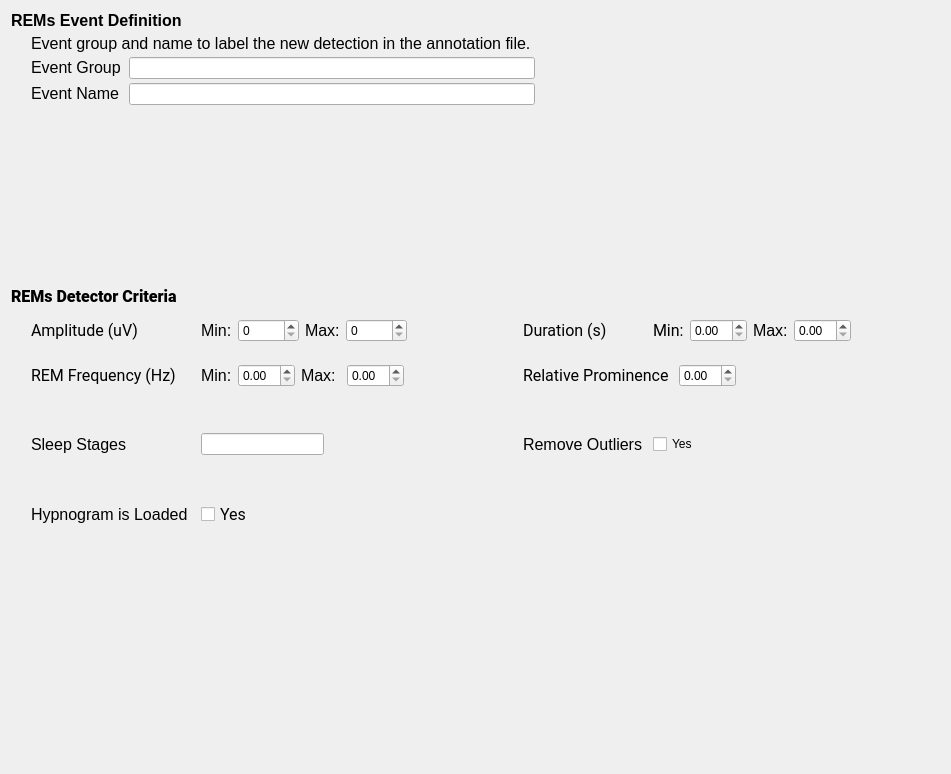
Above: tools/CEAMSTools/DetectREMsYASA/DetectorStep/Ui_DetectorStep.ui from SnoozToolbox/snooz-package-ceams before the change. Below: the same form after it.
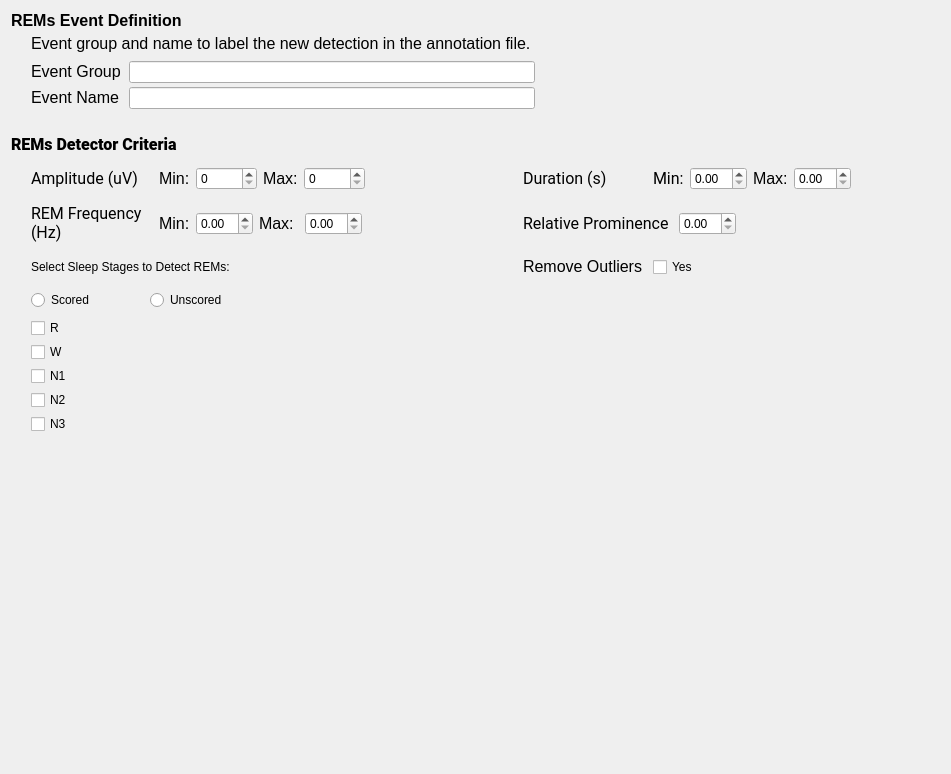
That is the form after the change.

Commit message: DetectREMsYASA steps have been modified to be compatible with the new mini-epoch feature.

The edit to the form file:
```diff
--- a/tools/CEAMSTools/DetectREMsYASA/DetectorStep/Ui_DetectorStep.ui
+++ b/tools/CEAMSTools/DetectREMsYASA/DetectorStep/Ui_DetectorStep.ui
@@ -22,9 +22,177 @@
      <property name="spacing">
       <number>4</number>
      </property>
-     <item row="6" column="0" colspan="4">
+     <item row="1" column="0">
+      <widget class="QLabel" name="label_19">
+       <property name="text">
+        <string>&lt;html&gt;&lt;head/&gt;&lt;body&gt;&lt;p&gt;&lt;span style=&quot; font-size:12pt; font-weight:700;&quot;&gt;REMs Event Definition&lt;/span&gt;&lt;/p&gt;&lt;/body&gt;&lt;/html&gt;</string>
+       </property>
+      </widget>
+     </item>
+     <item row="4" column="0" colspan="2">
+      <widget class="QLabel" name="label">
+       <property name="maximumSize">
+        <size>
+         <width>16777215</width>
+         <height>16777215</height>
+        </size>
+       </property>
+       <property name="font">
+        <font>
+         <family>Roboto</family>
+         <pointsize>12</pointsize>
+         <italic>false</italic>
+         <bold>false</bold>
+        </font>
+       </property>
+       <property name="lineWidth">
+        <number>0</number>
+       </property>
+       <property name="text">
+        <string>&lt;html&gt;&lt;head/&gt;&lt;body&gt;&lt;p&gt;&lt;span style=&quot; font-size:12pt; font-weight:700;&quot;&gt;REMs Detector Criteria&lt;/span&gt;&lt;/p&gt;&lt;/body&gt;&lt;/html&gt;</string>
+       </property>
+       <property name="wordWrap">
+        <bool>true</bool>
+       </property>
+      </widget>
+     </item>
+     <item row="4" column="2">
+      <widget class="QFrame" name="frame_6">
+       <property name="frameShape">
+        <enum>QFrame::Shape::NoFrame</enum>
+       </property>
+       <property name="frameShadow">
+        <enum>QFrame::Shadow::Raised</enum>
+       </property>
+       <property name="lineWidth">
+        <number>0</number>
+       </property>
+       <layout class="QHBoxLayout" name="horizontalLayout_6"/>
+      </widget>
+     </item>
+     <item row="17" column="0" colspan="4">
+      <layout class="QGridLayout" name="gridLayout_7">
+       <item row="0" column="0">
+        <spacer name="verticalSpacer_5">
+         <property name="orientation">
+          <enum>Qt::Orientation::Vertical</enum>
+         </property>
+         <property name="sizeHint" stdset="0">
+          <size>
+           <width>20</width>
+           <height>40</height>
+          </size>
+         </property>
+        </spacer>
+       </item>
+      </layout>
+     </item>
+     <item row="2" column="0" colspan="4">
+      <layout class="QGridLayout" name="gridLayout_4">
+       <item row="2" column="3">
+        <widget class="QLineEdit" name="lineEdit"/>
+       </item>
+       <item row="2" column="1">
+        <widget class="QLabel" name="label_15">
+         <property name="lineWidth">
+          <number>-3</number>
+         </property>
+         <property name="text">
+          <string>&lt;html&gt;&lt;head/&gt;&lt;body&gt;&lt;p&gt;&lt;span style=&quot; font-size:12pt;&quot;&gt;Event Group&lt;/span&gt;&lt;/p&gt;&lt;/body&gt;&lt;/html&gt;</string>
+         </property>
+        </widget>
+       </item>
+       <item row="2" column="4">
+        <spacer name="horizontalSpacer_6">
+         <property name="orientation">
+          <enum>Qt::Orientation::Horizontal</enum>
+         </property>
+         <property name="sizeHint" stdset="0">
+          <size>
+           <width>40</width>
+           <height>20</height>
+          </size>
+         </property>
+        </spacer>
+       </item>
+       <item row="0" column="1" colspan="3">
+        <widget class="QLabel" name="label_20">
+         <property name="text">
+          <string>&lt;html&gt;&lt;head/&gt;&lt;body&gt;&lt;p&gt;&lt;span style=&quot; font-size:12pt;&quot;&gt;Event group and name to label the new detection in the annotation file.&lt;/span&gt;&lt;/p&gt;&lt;/body&gt;&lt;/html&gt;</string>
+         </property>
+        </widget>
+       </item>
+       <item row="3" column="1">
+        <widget class="QLabel" name="label_9">
+         <property name="maximumSize">
+          <size>
+           <width>16777215</width>
+           <height>16777215</height>
+          </size>
+         </property>
+         <property name="lineWidth">
+          <number>0</number>
+         </property>
+         <property name="text">
+          <string>&lt;html&gt;&lt;head/&gt;&lt;body&gt;&lt;p&gt;&lt;span style=&quot; font-size:12pt;&quot;&gt;Event Name&lt;/span&gt;&lt;/p&gt;&lt;/body&gt;&lt;/html&gt;</string>
+         </property>
+        </widget>
+       </item>
+       <item row="3" column="3">
+        <widget class="QLineEdit" name="lineEdit_2"/>
+       </item>
+       <item row="0" column="0" rowspan="4">
+        <spacer name="verticalSpacer">
+         <property name="orientation">
+          <enum>Qt::Orientation::Vertical</enum>
+         </property>
+         <property name="sizeHint" stdset="0">
+          <size>
+           <width>20</width>
+           <height>40</height>
+          </size>
+         </property>
+        </spacer>
+       </item>
+      </layout>
+     </item>
+     <item row="3" column="2">
+      <widget class="QFrame" name="frame_7">
+       <property name="frameShape">
+        <enum>QFrame::Shape::NoFrame</enum>
+       </property>
+       <property name="frameShadow">
+        <enum>QFrame::Shadow::Raised</enum>
+       </property>
+       <property name="lineWidth">
+        <number>0</number>
+       </property>
+       <layout class="QHBoxLayout" name="horizontalLayout_7"/>
+      </widget>
+     </item>
+     <item row="5" column="0" colspan="4">
       <layout class="QGridLayout" name="gridLayout_5">
-       <item row="0" column="3">
+       <item row="9" column="1">
+        <widget class="QCheckBox" name="checkBox_N3">
+         <property name="text">
+          <string>N3</string>
+         </property>
+        </widget>
+       </item>
+       <item row="0" column="0" rowspan="11">
+        <spacer name="verticalSpacer_2">
+         <property name="orientation">
+          <enum>Qt::Orientation::Vertical</enum>
+         </property>
+         <property name="sizeHint" stdset="0">
+          <size>
+           <width>20</width>
+           <height>40</height>
+          </size>
+         </property>
+        </spacer>
+       </item>
+       <item row="0" column="4">
         <spacer name="horizontalSpacer_3">
          <property name="orientation">
           <enum>Qt::Orientation::Horizontal</enum>
@@ -37,8 +205,8 @@
          </property>
         </spacer>
        </item>
-       <item row="2" column="2">
-        <widget class="QFrame" name="frame_8">
+       <item row="2" column="5">
+        <widget class="QFrame" name="frame_5">
          <property name="frameShape">
           <enum>QFrame::Shape::NoFrame</enum>
          </property>
@@ -48,12 +216,29 @@
          <property name="lineWidth">
           <number>0</number>
          </property>
-         <layout class="QHBoxLayout" name="horizontalLayout_8">
+         <layout class="QHBoxLayout" name="horizontalLayout_5">
           <item>
-           <widget class="QLineEdit" name="lineEdit_3"/>
+           <widget class="QLabel" name="label_7">
+            <property name="lineWidth">
+             <number>0</number>
+            </property>
+            <property name="text">
+             <string>&lt;html&gt;&lt;head/&gt;&lt;body&gt;&lt;p&gt;&lt;span style=&quot; font-size:12pt;&quot;&gt;Remove Outliers     &lt;/span&gt;&lt;/p&gt;&lt;/body&gt;&lt;/html&gt;</string>
+            </property>
+           </widget>
           </item>
           <item>
-           <spacer name="horizontalSpacer_2">
+           <widget class="QCheckBox" name="checkBox">
+            <property name="styleSheet">
+             <string notr="true">font: 12pt &quot;Roboto&quot;;</string>
+            </property>
+            <property name="text">
+             <string>Yes</string>
+            </property>
+           </widget>
+          </item>
+          <item>
+           <spacer name="horizontalSpacer_4">
             <property name="orientation">
              <enum>Qt::Orientation::Horizontal</enum>
             </property>
@@ -68,7 +253,7 @@
          </layout>
         </widget>
        </item>
-       <item row="3" column="2">
+       <item row="10" column="3">
         <widget class="QFrame" name="frame_9">
          <property name="frameShape">
           <enum>QFrame::Shape::NoFrame</enum>
@@ -79,29 +264,17 @@
          <property name="lineWidth">
           <number>0</number>
          </property>
-         <layout class="QHBoxLayout" name="horizontalLayout_9">
-          <item>
-           <widget class="QCheckBox" name="checkBox_2">
-            <property name="font">
-             <font>
-              <family>Roboto</family>
-              <pointsize>12</pointsize>
-              <italic>false</italic>
-              <bold>false</bold>
-             </font>
-            </property>
-            <property name="styleSheet">
-             <string notr="true">font: 12pt &quot;Roboto&quot;;</string>
-            </property>
+         <layout class="QHBoxLayout" name="horizontalLayout_9"/>
+        </widget>
+       </item>
+       <item row="7" column="1">
+        <widget class="QCheckBox" name="checkBox_N1">
             <property name="text">
-             <string>Yes</string>
+          <string>N1</string>
             </property>
            </widget>
           </item>
-         </layout>
-        </widget>
-       </item>
-       <item row="0" column="4">
+       <item row="0" column="5">
         <widget class="QFrame" name="frame_2">
          <property name="frameShape">
           <enum>QFrame::Shape::NoFrame</enum>
@@ -215,102 +388,28 @@
          </layout>
         </widget>
        </item>
-       <item row="2" column="4">
-        <widget class="QFrame" name="frame_5">
-         <property name="frameShape">
-          <enum>QFrame::Shape::NoFrame</enum>
-         </property>
-         <property name="frameShadow">
-          <enum>QFrame::Shadow::Raised</enum>
-         </property>
-         <property name="lineWidth">
-          <number>0</number>
-         </property>
-         <layout class="QHBoxLayout" name="horizontalLayout_5">
-          <item>
-           <widget class="QLabel" name="label_7">
-            <property name="lineWidth">
-             <number>0</number>
-            </property>
+       <item row="3" column="3">
+        <widget class="QRadioButton" name="radioButton_unscored">
             <property name="text">
-             <string>&lt;html&gt;&lt;head/&gt;&lt;body&gt;&lt;p&gt;&lt;span style=&quot; font-size:12pt;&quot;&gt;Remove Outliers     &lt;/span&gt;&lt;/p&gt;&lt;/body&gt;&lt;/html&gt;</string>
+          <string>Unscored</string>
             </property>
            </widget>
           </item>
-          <item>
-           <widget class="QCheckBox" name="checkBox">
-            <property name="styleSheet">
-             <string notr="true">font: 12pt &quot;Roboto&quot;;</string>
-            </property>
+       <item row="10" column="4">
+        <widget class="QLabel" name="label_22">
             <property name="text">
-             <string>Yes</string>
+          <string/>
             </property>
            </widget>
           </item>
-          <item>
-           <spacer name="horizontalSpacer_4">
-            <property name="orientation">
-             <enum>Qt::Orientation::Horizontal</enum>
-            </property>
-            <property name="sizeHint" stdset="0">
-             <size>
-              <width>40</width>
-              <height>20</height>
-             </size>
-            </property>
-           </spacer>
-          </item>
-         </layout>
-        </widget>
-       </item>
-       <item row="1" column="1">
-        <widget class="QLabel" name="label_3">
-         <property name="maximumSize">
-          <size>
-           <width>16777215</width>
-           <height>16777215</height>
-          </size>
-         </property>
-         <property name="font">
-          <font>
-           <family>Roboto</family>
-           <pointsize>12</pointsize>
-           <italic>false</italic>
-           <bold>false</bold>
-          </font>
-         </property>
-         <property name="lineWidth">
-          <number>0</number>
-         </property>
+       <item row="5" column="1">
+        <widget class="QCheckBox" name="checkBox_R">
          <property name="text">
-          <string>&lt;html&gt;&lt;head/&gt;&lt;body&gt;&lt;p&gt;&lt;span style=&quot; font-size:12pt;&quot;&gt;REM Frequency (Hz)&lt;/span&gt;&lt;/p&gt;&lt;/body&gt;&lt;/html&gt;</string>
+          <string>R</string>
          </property>
-         <property name="wordWrap">
-          <bool>true</bool>
-         </property>
         </widget>
        </item>
-       <item row="3" column="1">
-        <widget class="QLabel" name="label_6">
-         <property name="text">
-          <string>&lt;html&gt;&lt;head/&gt;&lt;body&gt;&lt;p&gt;&lt;span style=&quot; font-size:12pt;&quot;&gt;Hypnogram is Loaded&lt;/span&gt;&lt;/p&gt;&lt;/body&gt;&lt;/html&gt;</string>
-         </property>
-        </widget>
-       </item>
-       <item row="1" column="3">
-        <spacer name="horizontalSpacer">
-         <property name="orientation">
-          <enum>Qt::Orientation::Horizontal</enum>
-         </property>
-         <property name="sizeHint" stdset="0">
-          <size>
-           <width>40</width>
-           <height>20</height>
-          </size>
-         </property>
-        </spacer>
-       </item>
-       <item row="1" column="4">
+       <item row="1" column="5">
         <widget class="QFrame" name="frame_4">
          <property name="frameShape">
           <enum>QFrame::Shape::NoFrame</enum>
@@ -369,7 +468,7 @@
          </layout>
         </widget>
        </item>
-       <item row="0" column="2">
+       <item row="0" column="3">
         <widget class="QFrame" name="frame">
          <property name="frameShape">
           <enum>QFrame::Shape::NoFrame</enum>
@@ -425,31 +524,34 @@
          </layout>
         </widget>
        </item>
-       <item row="2" column="0">
-        <spacer name="verticalSpacer_2">
+       <item row="3" column="1">
+        <widget class="QRadioButton" name="radioButton_scored">
+         <property name="text">
+          <string>Scored</string>
+         </property>
+        </widget>
+       </item>
+       <item row="1" column="4">
+        <spacer name="horizontalSpacer">
          <property name="orientation">
-          <enum>Qt::Orientation::Vertical</enum>
+          <enum>Qt::Orientation::Horizontal</enum>
          </property>
          <property name="sizeHint" stdset="0">
           <size>
-           <width>20</width>
-           <height>40</height>
+           <width>40</width>
+           <height>20</height>
           </size>
          </property>
         </spacer>
        </item>
-       <item row="2" column="1">
-        <widget class="QLabel" name="label_16">
-         <property name="lineWidth">
-          <number>0</number>
+       <item row="1" column="1">
+        <widget class="QLabel" name="label_3">
+         <property name="maximumSize">
+          <size>
+           <width>16777215</width>
+           <height>16777215</height>
+          </size>
          </property>
-         <property name="text">
-          <string>&lt;html&gt;&lt;head/&gt;&lt;body&gt;&lt;p&gt;&lt;span style=&quot; font-size:12pt;&quot;&gt;Sleep Stages&lt;/span&gt;&lt;/p&gt;&lt;/body&gt;&lt;/html&gt;</string>
-         </property>
-        </widget>
-       </item>
-       <item row="0" column="1">
-        <widget class="QLabel" name="label_8">
          <property name="font">
           <font>
            <family>Roboto</family>
@@ -462,18 +564,21 @@
           <number>0</number>
          </property>
          <property name="text">
-          <string>&lt;html&gt;&lt;head/&gt;&lt;body&gt;&lt;p&gt;&lt;span style=&quot; font-size:12pt;&quot;&gt;Amplitude (uV)&lt;/span&gt;&lt;/p&gt;&lt;/body&gt;&lt;/html&gt;</string>
+          <string>&lt;html&gt;&lt;head/&gt;&lt;body&gt;&lt;p&gt;&lt;span style=&quot; font-size:12pt;&quot;&gt;REM Frequency (Hz)&lt;/span&gt;&lt;/p&gt;&lt;/body&gt;&lt;/html&gt;</string>
+         </property>
+         <property name="wordWrap">
+          <bool>true</bool>
          </property>
         </widget>
        </item>
-       <item row="3" column="3">
-        <widget class="QLabel" name="label_22">
+       <item row="8" column="1">
+        <widget class="QCheckBox" name="checkBox_N2">
          <property name="text">
-          <string/>
+          <string>N2</string>
          </property>
         </widget>
        </item>
-       <item row="1" column="2">
+       <item row="1" column="3">
         <widget class="QFrame" name="frame_3">
          <property name="frameShape">
           <enum>QFrame::Shape::NoFrame</enum>
@@ -529,16 +634,15 @@
          </layout>
         </widget>
        </item>
-      </layout>
-     </item>
-     <item row="5" column="0" colspan="2">
-      <widget class="QLabel" name="label">
-       <property name="maximumSize">
-        <size>
-         <width>16777215</width>
-         <height>16777215</height>
-        </size>
-       </property>
+       <item row="2" column="1" colspan="3">
+        <widget class="QLabel" name="label_6">
+         <property name="text">
+          <string>Select Sleep Stages to Detect REMs:</string>
+         </property>
+        </widget>
+       </item>
+       <item row="0" column="1">
+        <widget class="QLabel" name="label_8">
        <property name="font">
         <font>
          <family>Roboto</family>
@@ -551,131 +655,16 @@
         <number>0</number>
        </property>
        <property name="text">
-        <string>&lt;html&gt;&lt;head/&gt;&lt;body&gt;&lt;p&gt;&lt;span style=&quot; font-size:12pt; font-weight:700;&quot;&gt;REMs Detector Criteria&lt;/span&gt;&lt;/p&gt;&lt;/body&gt;&lt;/html&gt;</string>
-       </property>
-       <property name="wordWrap">
-        <bool>true</bool>
-       </property>
-      </widget>
-     </item>
-     <item row="4" column="2">
-      <widget class="QFrame" name="frame_7">
-       <property name="frameShape">
-        <enum>QFrame::Shape::NoFrame</enum>
-       </property>
-       <property name="frameShadow">
-        <enum>QFrame::Shadow::Raised</enum>
-       </property>
-       <property name="lineWidth">
-        <number>0</number>
-       </property>
-       <layout class="QHBoxLayout" name="horizontalLayout_7"/>
-      </widget>
-     </item>
-     <item row="5" column="2">
-      <widget class="QFrame" name="frame_6">
-       <property name="frameShape">
-        <enum>QFrame::Shape::NoFrame</enum>
-       </property>
-       <property name="frameShadow">
-        <enum>QFrame::Shadow::Raised</enum>
-       </property>
-       <property name="lineWidth">
-        <number>0</number>
-       </property>
-       <layout class="QHBoxLayout" name="horizontalLayout_6"/>
-      </widget>
-     </item>
-     <item row="1" column="0">
-      <widget class="QLabel" name="label_19">
+          <string>&lt;html&gt;&lt;head/&gt;&lt;body&gt;&lt;p&gt;&lt;span style=&quot; font-size:12pt;&quot;&gt;Amplitude (uV)&lt;/span&gt;&lt;/p&gt;&lt;/body&gt;&lt;/html&gt;</string>
+         </property>
+        </widget>
+       </item>
+       <item row="6" column="1">
+        <widget class="QCheckBox" name="checkBox_W">
        <property name="text">
-        <string>&lt;html&gt;&lt;head/&gt;&lt;body&gt;&lt;p&gt;&lt;span style=&quot; font-size:12pt; font-weight:700;&quot;&gt;REMs Event Definition&lt;/span&gt;&lt;/p&gt;&lt;/body&gt;&lt;/html&gt;</string>
-       </property>
-      </widget>
-     </item>
-     <item row="18" column="0" colspan="4">
-      <layout class="QGridLayout" name="gridLayout_7">
-       <item row="0" column="0">
-        <spacer name="verticalSpacer_5">
-         <property name="orientation">
-          <enum>Qt::Orientation::Vertical</enum>
-         </property>
-         <property name="sizeHint" stdset="0">
-          <size>
-           <width>20</width>
-           <height>40</height>
-          </size>
-         </property>
-        </spacer>
-       </item>
-      </layout>
-     </item>
-     <item row="2" column="0" colspan="4">
-      <layout class="QGridLayout" name="gridLayout_4">
-       <item row="2" column="3">
-        <widget class="QLineEdit" name="lineEdit"/>
-       </item>
-       <item row="2" column="1">
-        <widget class="QLabel" name="label_15">
-         <property name="lineWidth">
-          <number>-3</number>
-         </property>
-         <property name="text">
-          <string>&lt;html&gt;&lt;head/&gt;&lt;body&gt;&lt;p&gt;&lt;span style=&quot; font-size:12pt;&quot;&gt;Event Group&lt;/span&gt;&lt;/p&gt;&lt;/body&gt;&lt;/html&gt;</string>
-         </property>
-        </widget>
-       </item>
-       <item row="2" column="4">
-        <spacer name="horizontalSpacer_6">
-         <property name="orientation">
-          <enum>Qt::Orientation::Horizontal</enum>
-         </property>
-         <property name="sizeHint" stdset="0">
-          <size>
-           <width>40</width>
-           <height>20</height>
-          </size>
-         </property>
-        </spacer>
-       </item>
-       <item row="3" column="3">
-        <widget class="QLineEdit" name="lineEdit_2"/>
-       </item>
-       <item row="0" column="1" colspan="3">
-        <widget class="QLabel" name="label_20">
-         <property name="text">
-          <string>&lt;html&gt;&lt;head/&gt;&lt;body&gt;&lt;p&gt;&lt;span style=&quot; font-size:12pt;&quot;&gt;Event group and name to label the new detection in the annotation file.&lt;/span&gt;&lt;/p&gt;&lt;/body&gt;&lt;/html&gt;</string>
-         </property>
-        </widget>
-       </item>
-       <item row="3" column="1">
-        <widget class="QLabel" name="label_9">
-         <property name="maximumSize">
-          <size>
-           <width>16777215</width>
-           <height>16777215</height>
-          </size>
-         </property>
-         <property name="lineWidth">
-          <number>0</number>
-         </property>
-         <property name="text">
-          <string>&lt;html&gt;&lt;head/&gt;&lt;body&gt;&lt;p&gt;&lt;span style=&quot; font-size:12pt;&quot;&gt;Event Name&lt;/span&gt;&lt;/p&gt;&lt;/body&gt;&lt;/html&gt;</string>
-         </property>
-        </widget>
-       </item>
-       <item row="4" column="0">
-        <spacer name="verticalSpacer_3">
-         <property name="orientation">
-          <enum>Qt::Orientation::Vertical</enum>
-         </property>
-         <property name="sizeHint" stdset="0">
-          <size>
-           <width>20</width>
-           <height>40</height>
-          </size>
-         </property>
-        </spacer>
+          <string>W</string>
+         </property>
+        </widget>
        </item>
       </layout>
      </item>
```
Lines whose indentation alone changed are shown as unchanged. The commit also changes 10 other files.
